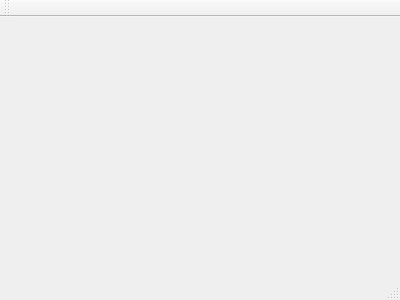
Before: the Qt Designer form serialport_ui/mainwindow.ui in stevewuu/Qt_learn, drawn with Qt 5.
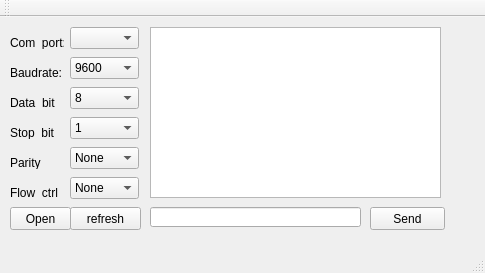
After: the same form once the commit is applied.

Commit message: Modify the operation of the button to open the function, refresh the button to repeat the problem of adding items is not resolved, modify the display UI

Diff of the .ui file:
```diff
--- a/serialport_ui/mainwindow.ui
+++ b/serialport_ui/mainwindow.ui
@@ -1,24 +1,327 @@
 <ui version="4.0">
  <class>MainWindow</class>
- <widget class="QMainWindow" name="MainWindow" >
-  <property name="geometry" >
+ <widget class="QMainWindow" name="MainWindow">
+  <property name="geometry">
    <rect>
     <x>0</x>
     <y>0</y>
-    <width>400</width>
-    <height>300</height>
+    <width>485</width>
+    <height>273</height>
    </rect>
   </property>
   <property name="windowTitle" >
    <string>MainWindow</string>
   </property>
-  <widget class="QMenuBar" name="menuBar" />
-  <widget class="QToolBar" name="mainToolBar" />
-  <widget class="QWidget" name="centralWidget" />
-  <widget class="QStatusBar" name="statusBar" />
+  <widget class="QWidget" name="centralWidget">
+   <widget class="QLabel" name="label">
+    <property name="geometry">
+     <rect>
+      <x>10</x>
+      <y>20</y>
+      <width>54</width>
+      <height>12</height>
+     </rect>
+    </property>
+    <property name="text">
+     <string>Com_port:</string>
+    </property>
+   </widget>
+   <widget class="QLabel" name="label_2">
+    <property name="geometry">
+     <rect>
+      <x>10</x>
+      <y>50</y>
+      <width>54</width>
+      <height>12</height>
+     </rect>
+    </property>
+    <property name="text">
+     <string>Baudrate:</string>
+    </property>
+   </widget>
+   <widget class="QComboBox" name="comboBox_comport">
+    <property name="geometry">
+     <rect>
+      <x>70</x>
+      <y>10</y>
+      <width>69</width>
+      <height>22</height>
+     </rect>
+    </property>
+   </widget>
+   <widget class="QComboBox" name="comboBox_baudrate">
+    <property name="geometry">
+     <rect>
+      <x>70</x>
+      <y>40</y>
+      <width>69</width>
+      <height>22</height>
+     </rect>
+    </property>
+    <item>
+     <property name="text">
+      <string>9600</string>
+     </property>
+    </item>
+    <item>
+     <property name="text">
+      <string>14400</string>
+     </property>
+    </item>
+    <item>
+     <property name="text">
+      <string>19200</string>
+     </property>
+    </item>
+    <item>
+     <property name="text">
+      <string>38400</string>
+     </property>
+    </item>
+    <item>
+     <property name="text">
+      <string>57600</string>
+     </property>
+    </item>
+    <item>
+     <property name="text">
+      <string>115200</string>
+     </property>
+    </item>
+    <item>
+     <property name="text">
+      <string>230400</string>
+     </property>
+    </item>
+   </widget>
+   <widget class="QPushButton" name="pushButton_openCOM">
+    <property name="geometry">
+     <rect>
+      <x>10</x>
+      <y>190</y>
+      <width>61</width>
+      <height>23</height>
+     </rect>
+    </property>
+    <property name="text">
+     <string>Open</string>
+    </property>
+   </widget>
+   <widget class="QLineEdit" name="lineEdit_write">
+    <property name="geometry">
+     <rect>
+      <x>150</x>
+      <y>190</y>
+      <width>211</width>
+      <height>20</height>
+     </rect>
+    </property>
+   </widget>
+   <widget class="QTextEdit" name="textEdit_read">
+    <property name="geometry">
+     <rect>
+      <x>150</x>
+      <y>10</y>
+      <width>291</width>
+      <height>171</height>
+     </rect>
+    </property>
+   </widget>
+   <widget class="QPushButton" name="pushButton_send">
+    <property name="geometry">
+     <rect>
+      <x>370</x>
+      <y>190</y>
+      <width>75</width>
+      <height>23</height>
+     </rect>
+    </property>
+    <property name="text">
+     <string>Send</string>
+    </property>
+   </widget>
+   <widget class="QLabel" name="Parity_lable">
+    <property name="geometry">
+     <rect>
+      <x>10</x>
+      <y>140</y>
+      <width>54</width>
+      <height>12</height>
+     </rect>
+    </property>
+    <property name="text">
+     <string>Parity</string>
+    </property>
+   </widget>
+   <widget class="QComboBox" name="comboBox_parity">
+    <property name="geometry">
+     <rect>
+      <x>70</x>
+      <y>130</y>
+      <width>69</width>
+      <height>22</height>
+     </rect>
+    </property>
+    <item>
+     <property name="text">
+      <string>None</string>
+     </property>
+    </item>
+    <item>
+     <property name="text">
+      <string>Odd</string>
+     </property>
+    </item>
+    <item>
+     <property name="text">
+      <string>Even</string>
+     </property>
+    </item>
+   </widget>
+   <widget class="QLabel" name="data_bit_lable">
+    <property name="geometry">
+     <rect>
+      <x>10</x>
+      <y>80</y>
+      <width>54</width>
+      <height>12</height>
+     </rect>
+    </property>
+    <property name="text">
+     <string>Data_bit</string>
+    </property>
+   </widget>
+   <widget class="QLabel" name="stop_bit">
+    <property name="geometry">
+     <rect>
+      <x>10</x>
+      <y>110</y>
+      <width>54</width>
+      <height>12</height>
+     </rect>
+    </property>
+    <property name="text">
+     <string>Stop_bit</string>
+    </property>
+   </widget>
+   <widget class="QComboBox" name="comboBox_data_bit">
+    <property name="geometry">
+     <rect>
+      <x>70</x>
+      <y>70</y>
+      <width>69</width>
+      <height>22</height>
+     </rect>
+    </property>
+    <item>
+     <property name="text">
+      <string>8</string>
+     </property>
+    </item>
+    <item>
+     <property name="text">
+      <string>7</string>
+     </property>
+    </item>
+   </widget>
+   <widget class="QComboBox" name="comboBox_stop_bit">
+    <property name="geometry">
+     <rect>
+      <x>70</x>
+      <y>100</y>
+      <width>69</width>
+      <height>22</height>
+     </rect>
+    </property>
+    <item>
+     <property name="text">
+      <string>1</string>
+     </property>
+    </item>
+    <item>
+     <property name="text">
+      <string>1.5</string>
+     </property>
+    </item>
+    <item>
+     <property name="text">
+      <string>2</string>
+     </property>
+    </item>
+   </widget>
+   <widget class="QPushButton" name="pushButton_refresh">
+    <property name="geometry">
+     <rect>
+      <x>70</x>
+      <y>190</y>
+      <width>71</width>
+      <height>23</height>
+     </rect>
+    </property>
+    <property name="text">
+     <string>refresh</string>
+    </property>
+   </widget>
+   <widget class="QLabel" name="label_3">
+    <property name="geometry">
+     <rect>
+      <x>10</x>
+      <y>170</y>
+      <width>54</width>
+      <height>12</height>
+     </rect>
+    </property>
+    <property name="text">
+     <string>Flow_ctrl</string>
+    </property>
+   </widget>
+   <widget class="QComboBox" name="comboBox_flow_ctrl">
+    <property name="geometry">
+     <rect>
+      <x>70</x>
+      <y>160</y>
+      <width>69</width>
+      <height>22</height>
+     </rect>
+    </property>
+    <item>
+     <property name="text">
+      <string>None</string>
+     </property>
+    </item>
+    <item>
+     <property name="text">
+      <string>Hard</string>
+     </property>
+    </item>
+    <item>
+     <property name="text">
+      <string>Xon/Xoff</string>
+     </property>
+    </item>
+   </widget>
+  </widget>
+  <widget class="QMenuBar" name="menuBar">
+   <property name="geometry">
+    <rect>
+     <x>0</x>
+     <y>0</y>
+     <width>485</width>
+     <height>23</height>
+    </rect>
+   </property>
+  </widget>
+  <widget class="QToolBar" name="mainToolBar">
+   <attribute name="toolBarArea">
+    <enum>TopToolBarArea</enum>
+   </attribute>
+   <attribute name="toolBarBreak">
+    <bool>false</bool>
+   </attribute>
+  </widget>
+  <widget class="QStatusBar" name="statusBar"/>
  </widget>
- <layoutDefault spacing="6" margin="11" />
- <pixmapfunction></pixmapfunction>
+ <layoutdefault spacing="6" margin="11"/>
  <resources/>
  <connections/>
 </ui>
```
Left out of the diff: 5 changed lines with no effect on the pictures. The commit also changes 4 other files.
